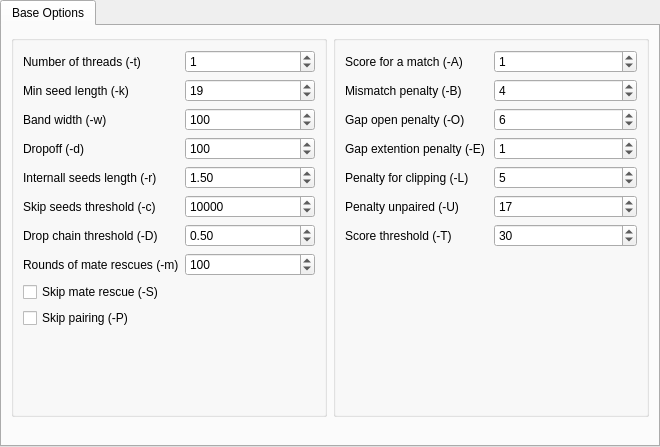
The window that src/plugins/external_tool_support/src/ui/BwaMemSettings.ui (violethaze74/ugene) describes before a commit, drawn with Qt 5.
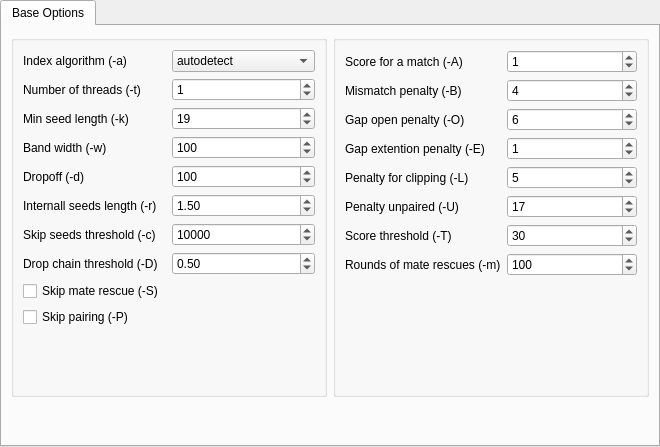
The same window after the commit.

The edit to the form file:
```diff
--- a/src/plugins/external_tool_support/src/ui/BwaMemSettings.ui
+++ b/src/plugins/external_tool_support/src/ui/BwaMemSettings.ui
@@ -50,26 +50,7 @@
             <property name="sizeConstraint">
              <enum>QLayout::SetMinAndMaxSize</enum>
             </property>
-            <item row="0" column="0">
-             <widget class="QLabel" name="label_41">
-              <property name="layoutDirection">
-               <enum>Qt::LeftToRight</enum>
-              </property>
-              <property name="text">
-               <string>Number of threads (-t)</string>
-              </property>
-              <property name="alignment">
-               <set>Qt::AlignLeading|Qt::AlignLeft|Qt::AlignVCenter</set>
-              </property>
-              <property name="margin">
-               <number>5</number>
-              </property>
-              <property name="buddy">
-               <cstring>numThreadsSpinbox</cstring>
-              </property>
-             </widget>
-            </item>
-            <item row="0" column="1">
+            <item row="1" column="1">
              <widget class="QSpinBox" name="numThreadsSpinbox">
               <property name="toolTip">
                <string>Number of threads</string>
@@ -82,7 +63,42 @@
               </property>
              </widget>
             </item>
-            <item row="2" column="0">
+            <item row="7" column="1">
+             <widget class="QDoubleSpinBox" name="internalSeedSpinbox">
+              <property name="toolTip">
+               <string>Look for internal seeds inside a seed longer than {-k} * FLOAT</string>
+              </property>
+              <property name="minimum">
+               <double>0.010000000000000</double>
+              </property>
+              <property name="maximum">
+               <double>9999.989999999999782</double>
+              </property>
+              <property name="value">
+               <double>1.500000000000000</double>
+              </property>
+             </widget>
+            </item>
+            <item row="1" column="0">
+             <widget class="QLabel" name="label_41">
+              <property name="layoutDirection">
+               <enum>Qt::LeftToRight</enum>
+              </property>
+              <property name="text">
+               <string>Number of threads (-t)</string>
+              </property>
+              <property name="alignment">
+               <set>Qt::AlignLeading|Qt::AlignLeft|Qt::AlignVCenter</set>
+              </property>
+              <property name="margin">
+               <number>5</number>
+              </property>
+              <property name="buddy">
+               <cstring>numThreadsSpinbox</cstring>
+              </property>
+             </widget>
+            </item>
+            <item row="3" column="0">
              <widget class="QLabel" name="label_40">
               <property name="layoutDirection">
                <enum>Qt::LeftToRight</enum>
@@ -101,7 +117,7 @@
               </property>
              </widget>
             </item>
-            <item row="2" column="1">
+            <item row="3" column="1">
              <widget class="QSpinBox" name="minSeedSpinbox">
               <property name="toolTip">
                <string>Minimum seed length</string>
@@ -120,7 +136,7 @@
               </property>
              </widget>
             </item>
-            <item row="4" column="0">
+            <item row="5" column="0">
              <widget class="QLabel" name="label_43">
               <property name="layoutDirection">
                <enum>Qt::LeftToRight</enum>
@@ -139,7 +155,7 @@
               </property>
              </widget>
             </item>
-            <item row="4" column="1">
+            <item row="5" column="1">
              <widget class="QSpinBox" name="bandWidthSpinbox">
               <property name="toolTip">
                <string>Band width for banded alignment</string>
@@ -152,7 +168,7 @@
               </property>
              </widget>
             </item>
-            <item row="5" column="0">
+            <item row="6" column="0">
              <widget class="QLabel" name="label_45">
               <property name="layoutDirection">
                <enum>Qt::LeftToRight</enum>
@@ -171,7 +187,7 @@
               </property>
              </widget>
             </item>
-            <item row="5" column="1">
+            <item row="6" column="1">
              <widget class="QSpinBox" name="dropoffSpinbox">
               <property name="toolTip">
                <string>Off-diagonal X-dropoff</string>
@@ -184,7 +200,7 @@
               </property>
              </widget>
             </item>
-            <item row="6" column="0">
+            <item row="7" column="0">
              <widget class="QLabel" name="label_46">
               <property name="layoutDirection">
                <enum>Qt::LeftToRight</enum>
@@ -203,23 +219,7 @@
               </property>
              </widget>
             </item>
-            <item row="6" column="1">
-             <widget class="QDoubleSpinBox" name="internalSeedSpinbox">
-              <property name="toolTip">
-               <string>Look for internal seeds inside a seed longer than {-k} * FLOAT</string>
-              </property>
-              <property name="minimum">
-               <double>0.010000000000000</double>
-              </property>
-              <property name="maximum">
-               <double>9999.989999999999782</double>
-              </property>
-              <property name="value">
-               <double>1.500000000000000</double>
-              </property>
-             </widget>
-            </item>
-            <item row="7" column="0">
+            <item row="8" column="0">
              <widget class="QLabel" name="label_47">
               <property name="layoutDirection">
                <enum>Qt::LeftToRight</enum>
@@ -238,7 +238,7 @@
               </property>
              </widget>
             </item>
-            <item row="7" column="1">
+            <item row="8" column="1">
              <widget class="QSpinBox" name="skipSeedSpinbox">
               <property name="toolTip">
                <string>Skip seeds with more than INT occurrences </string>
@@ -257,7 +257,7 @@
               </property>
              </widget>
             </item>
-            <item row="8" column="0">
+            <item row="9" column="0">
              <widget class="QLabel" name="label_48">
               <property name="layoutDirection">
                <enum>Qt::LeftToRight</enum>
@@ -276,7 +276,7 @@
               </property>
              </widget>
             </item>
-            <item row="8" column="1">
+            <item row="9" column="1">
              <widget class="QDoubleSpinBox" name="dropChainSpinbox">
               <property name="toolTip">
                <string>Drop chains shorter than FLOAT fraction of the longest overlapping chain</string>
@@ -289,13 +289,23 @@
               </property>
              </widget>
             </item>
-            <item row="9" column="0">
-             <widget class="QLabel" name="label_9">
-              <property name="layoutDirection">
-               <enum>Qt::LeftToRight</enum>
+            <item row="13" column="0" colspan="2">
+             <spacer name="verticalSpacer_2">
+              <property name="orientation">
+               <enum>Qt::Vertical</enum>
               </property>
+              <property name="sizeHint" stdset="0">
+               <size>
+                <width>20</width>
+                <height>0</height>
+               </size>
+              </property>
+             </spacer>
+            </item>
+            <item row="0" column="0">
+             <widget class="QLabel" name="label_2">
               <property name="text">
-               <string>Rounds of mate rescues (-m)</string>
+               <string>Index algorithm (-a)</string>
               </property>
               <property name="alignment">
                <set>Qt::AlignLeading|Qt::AlignLeft|Qt::AlignVCenter</set>
@@ -303,25 +313,36 @@
               <property name="margin">
                <number>5</number>
               </property>
-              <property name="buddy">
-               <cstring>mateRescueSpinbox</cstring>
-              </property>
              </widget>
             </item>
-            <item row="9" column="1">
-             <widget class="QSpinBox" name="mateRescueSpinbox">
-              <property name="toolTip">
-               <string>Perform at most INT rounds of mate rescues for each read</string>
+            <item row="0" column="1">
+             <widget class="QComboBox" name="indexAlgorithmComboBox">
+              <property name="currentIndex">
+               <number>0</number>
               </property>
-              <property name="maximum">
-               <number>9999</number>
-              </property>
-              <property name="value">
-               <number>100</number>
-              </property>
+              <item>
+               <property name="text">
+                <string>autodetect</string>
+               </property>
+              </item>
+              <item>
+               <property name="text">
+                <string>bwtsw</string>
+               </property>
+              </item>
+              <item>
+               <property name="text">
+                <string>div</string>
+               </property>
+              </item>
+              <item>
+               <property name="text">
+                <string>is</string>
+               </property>
+              </item>
              </widget>
             </item>
-            <item row="10" column="0">
+            <item row="11" column="0">
              <widget class="QCheckBox" name="skipMateCheckBox">
               <property name="toolTip">
                <string>Skip mate rescue</string>
@@ -331,7 +352,7 @@
               </property>
              </widget>
             </item>
-            <item row="11" column="0">
+            <item row="12" column="0">
              <widget class="QCheckBox" name="skipPairingCheckBox">
               <property name="toolTip">
                <string>Skip pairing; mate rescue performed unless -S also in use</string>
@@ -341,19 +362,6 @@
               </property>
              </widget>
             </item>
-            <item row="12" column="0" colspan="2">
-             <spacer name="verticalSpacer_2">
-              <property name="orientation">
-               <enum>Qt::Vertical</enum>
-              </property>
-              <property name="sizeHint" stdset="0">
-               <size>
-                <width>20</width>
-                <height>0</height>
-               </size>
-              </property>
-             </spacer>
-            </item>
            </layout>
           </widget>
          </item>
@@ -363,6 +371,19 @@
             <property name="sizeConstraint">
              <enum>QLayout::SetMinAndMaxSize</enum>
             </property>
+            <item row="9" column="0" colspan="2">
+             <spacer name="verticalSpacer">
+              <property name="orientation">
+               <enum>Qt::Vertical</enum>
+              </property>
+              <property name="sizeHint" stdset="0">
+               <size>
+                <width>20</width>
+                <height>0</height>
+               </size>
+              </property>
+             </spacer>
+            </item>
             <item row="0" column="0">
              <widget class="QLabel" name="label_7">
               <property name="layoutDirection">
@@ -569,18 +590,37 @@
               </property>
              </widget>
             </item>
-            <item row="7" column="0" colspan="2">
-             <spacer name="verticalSpacer">
-              <property name="orientation">
-               <enum>Qt::Vertical</enum>
+            <item row="7" column="0">
+             <widget class="QLabel" name="label_9">
+              <property name="layoutDirection">
+               <enum>Qt::LeftToRight</enum>
               </property>
-              <property name="sizeHint" stdset="0">
-               <size>
-                <width>20</width>
-                <height>0</height>
-               </size>
+              <property name="text">
+               <string>Rounds of mate rescues (-m)</string>
               </property>
-             </spacer>
+              <property name="alignment">
+               <set>Qt::AlignLeading|Qt::AlignLeft|Qt::AlignVCenter</set>
+              </property>
+              <property name="margin">
+               <number>5</number>
+              </property>
+              <property name="buddy">
+               <cstring>mateRescueSpinbox</cstring>
+              </property>
+             </widget>
+            </item>
+            <item row="7" column="1">
+             <widget class="QSpinBox" name="mateRescueSpinbox">
+              <property name="toolTip">
+               <string>Perform at most INT rounds of mate rescues for each read</string>
+              </property>
+              <property name="maximum">
+               <number>9999</number>
+              </property>
+              <property name="value">
+               <number>100</number>
+              </property>
+             </widget>
             </item>
            </layout>
           </widget>
@@ -601,6 +641,16 @@
          </property>
         </widget>
        </item>
+       <item>
+        <widget class="QLabel" name="warningLabel">
+         <property name="text">
+          <string/>
+         </property>
+         <property name="wordWrap">
+          <bool>true</bool>
+         </property>
+        </widget>
+       </item>
       </layout>
      </widget>
     </widget>
```
